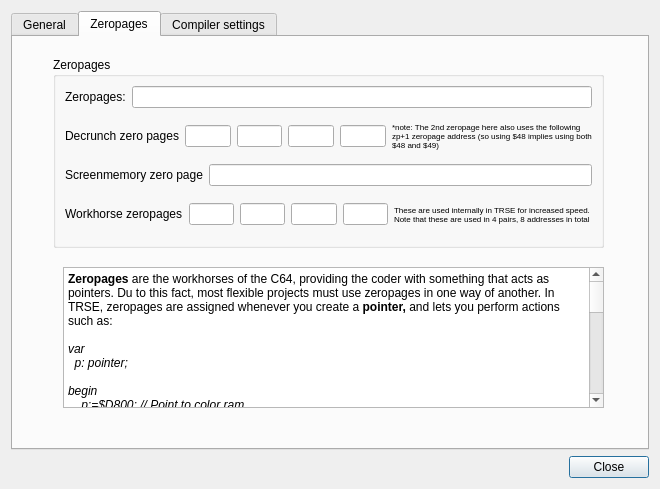
First picture: the form in source/dialogprojectsettings.ui, repository leuat/TRSE, before the edit.
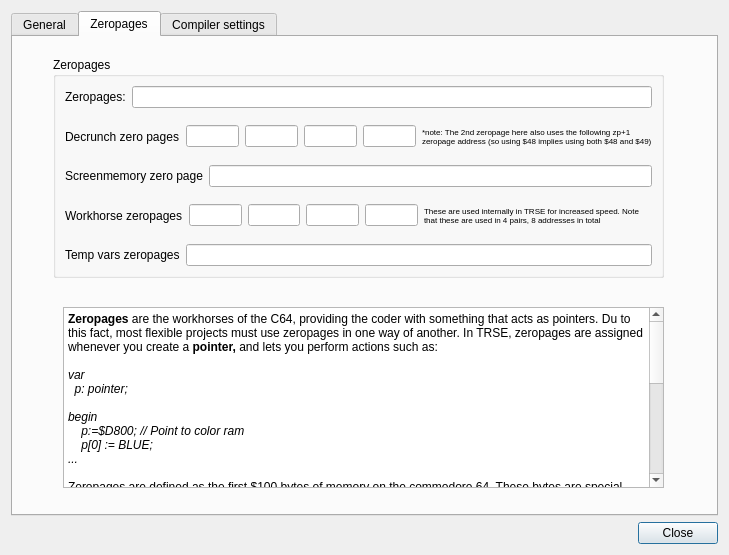
Second picture: the form after the edit. The open tabs and pages were chosen to show the change.

Commit message: Removed project dir, added temp zeropages in compiler

Diff of the .ui file:
```diff
--- a/source/dialogprojectsettings.ui
+++ b/source/dialogprojectsettings.ui
@@ -6,8 +6,8 @@
    <rect>
     <x>0</x>
     <y>0</y>
-    <width>660</width>
-    <height>489</height>
+    <width>729</width>
+    <height>555</height>
    </rect>
   </property>
   <property name="windowTitle">
@@ -102,8 +102,8 @@
           <rect>
            <x>40</x>
            <y>20</y>
-           <width>551</width>
-           <height>191</height>
+           <width>611</width>
+           <height>221</height>
           </rect>
          </property>
          <property name="title">
@@ -249,6 +249,20 @@
               </item>
              </layout>
             </item>
+            <item>
+             <layout class="QHBoxLayout" name="horizontalLayout_5">
+              <item>
+               <widget class="QLabel" name="label_16">
+                <property name="text">
+                 <string>Temp vars zeropages</string>
+                </property>
+               </widget>
+              </item>
+              <item>
+               <widget class="QLineEdit" name="leTempZP"/>
+              </item>
+             </layout>
+            </item>
            </layout>
           </item>
          </layout>
@@ -257,9 +271,9 @@
          <property name="geometry">
           <rect>
            <x>50</x>
-           <y>230</y>
-           <width>541</width>
-           <height>141</height>
+           <y>270</y>
+           <width>601</width>
+           <height>181</height>
           </rect>
          </property>
          <property name="html">
```
Left out of the diff: 2 changed lines with no effect on the pictures. The commit also changes 14 other files.
